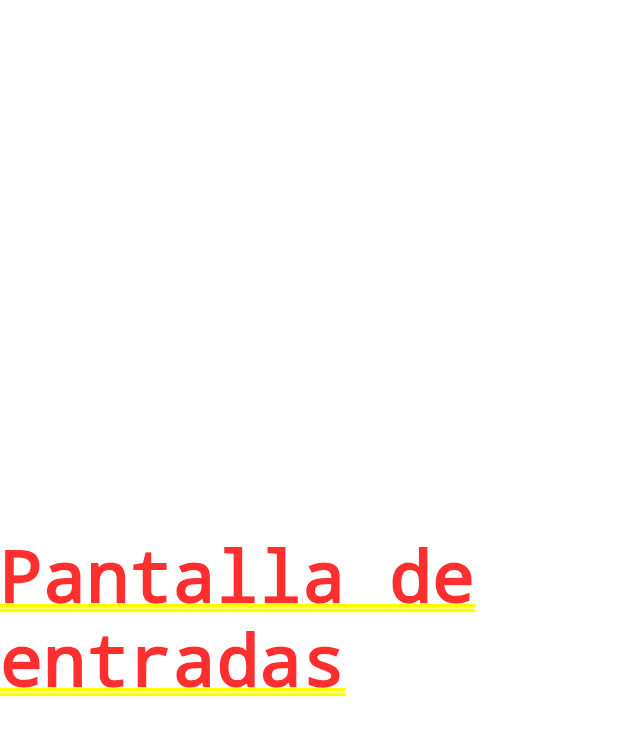
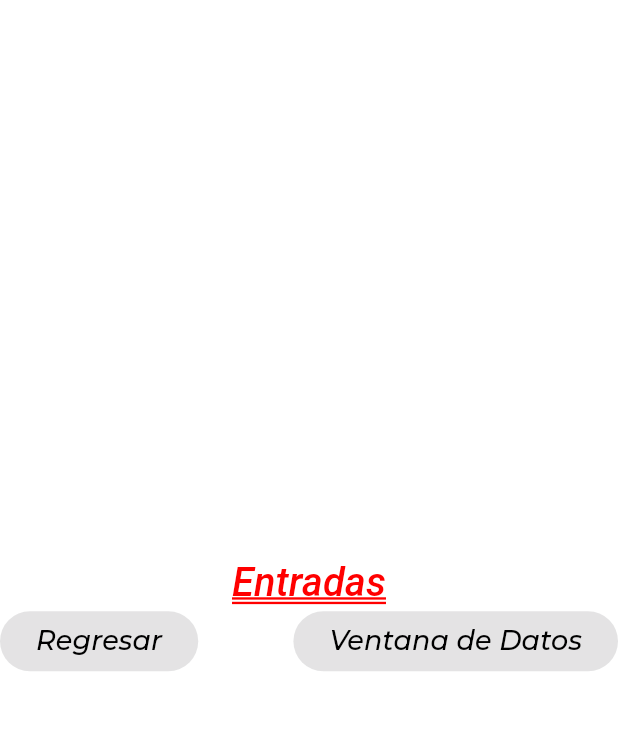
Before and after one commit to gnievap/componentes_flutter_consentidos5b, a Flutter app: the screen it shows after launch, after a tap on "Entradas", on a phone screen of 412 x 824 dp. Shown: the top 736 px of the screen. Run offline on Flutter 3.47's test engine with Material 3 defaults, Android fonts, the phone set to English and light mode, and no system bars; our stand-ins replace google_fonts.

Commit message:
Adding ElevatedButtons in InputsScreen

```diff
--- a/lib/screens/inputs_screen.dart
+++ b/lib/screens/inputs_screen.dart
@@ -1,4 +1,5 @@
 import 'package:flutter/material.dart';
+import 'package:practica3_5b24/theme/app_theme.dart';
 
 class InputsScreen extends StatefulWidget {
   const InputsScreen({super.key});
@@ -10,8 +11,31 @@ class InputsScreen extends StatefulWidget {
 class _InputsScreenState extends State<InputsScreen> {
   @override
   Widget build(BuildContext context) {
-    return const Center(
-      child: Text('Pantalla de entradas'),
+    return Column(
+      mainAxisAlignment: MainAxisAlignment.center,
+      children: [
+        Text(
+          'Entradas',
+          style: AppTheme.lightTheme.textTheme.headlineLarge,
+        ),
+        Row(
+          mainAxisAlignment: MainAxisAlignment.spaceBetween,
+          children: [
+            ElevatedButton(
+                onPressed: null,
+                child: Text(
+                  'Regresar',
+                  style: AppTheme.lightTheme.textTheme.bodySmall,
+                )),
+            ElevatedButton(
+                onPressed: null,
+                child: Text(
+                  'Ventana de Datos',
+                  style: AppTheme.lightTheme.textTheme.bodySmall,
+                )),
+          ],
+        ),
+      ],
     );
   }
 }
```
Also changed, not shown: lib/screens/home_screen.dart (+14 -0 lines).
